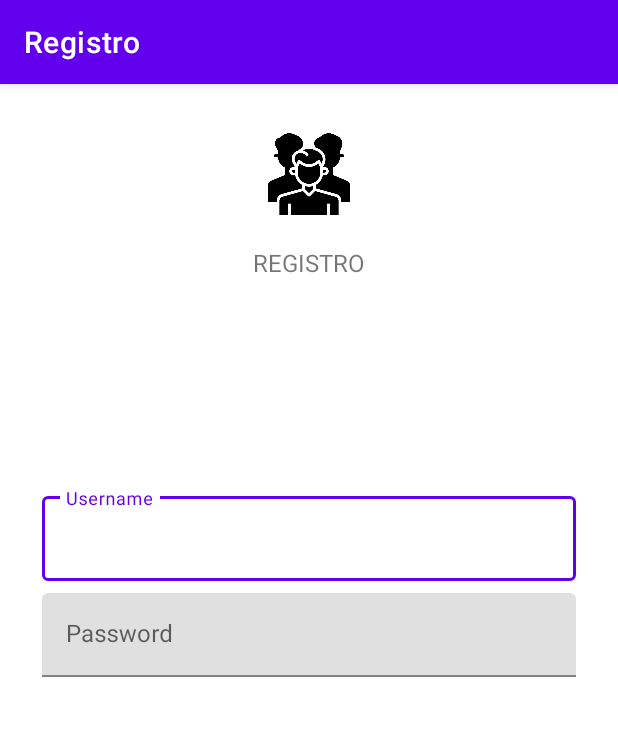
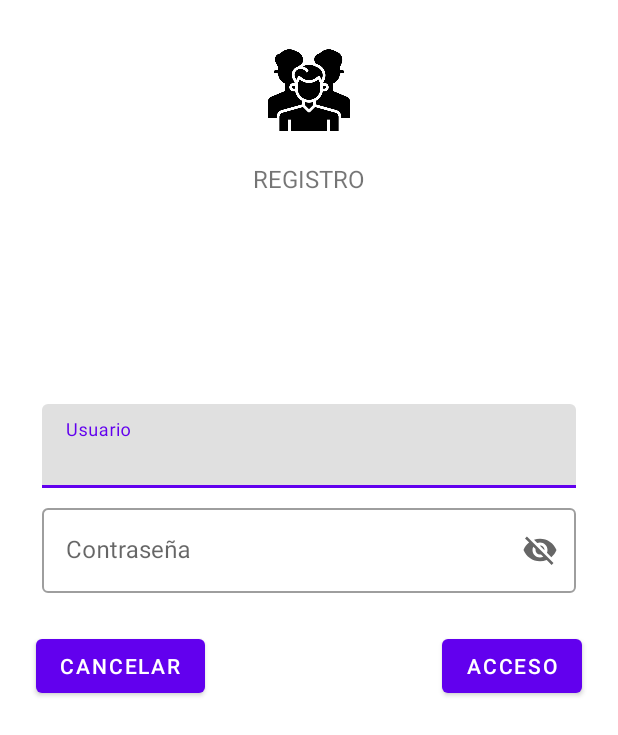
Before and after one commit to DanielReyex/evaluacionContinua2, an Android app: the fragment LoginFragment shown on its own in the app's theme, on a phone screen of 412 x 824 dp. Shown: the top 735 px of the screen. Run offline under Robolectric (Android 15) with nearby library versions, the phone set to English and light mode, and no system bars.

Commit message:
change text

```diff
--- a/app/src/main/java/com/example/evaluacioncontinua2/LoginFragment.java
+++ b/app/src/main/java/com/example/evaluacioncontinua2/LoginFragment.java
@@ -2,20 +2,59 @@ package com.example.evaluacioncontinua2;
 
 
 import android.os.Bundle;
+import android.text.Editable;
+import android.view.KeyEvent;
 import android.view.LayoutInflater;
 import android.view.View;
 import android.view.ViewGroup;
 
 import androidx.annotation.NonNull;
+import androidx.annotation.Nullable;
 import androidx.fragment.app.Fragment;
+
+import com.google.android.material.button.MaterialButton;
+import com.google.android.material.textfield.TextInputEditText;
+import com.google.android.material.textfield.TextInputLayout;
 
 public class LoginFragment extends Fragment {
     @Override
     public View onCreateView( @NonNull LayoutInflater inflater, ViewGroup container, Bundle savedInstanceState
             ){
         View view = inflater.inflate(R.layout.login_fragment,container,false);
+        final TextInputLayout passwordTextInput = view.findViewById(R.id.password_text_input);
+        final TextInputEditText passwordEditText = view.findViewById(R.id.password_edit_text);
+        MaterialButton loginButton = view.findViewById(R.id.login_button);
+
+
+        loginButton.setOnClickListener(new View.OnClickListener() {
+            @Override
+            public void onClick(View v) {
+                if(!isPasswordValid(passwordEditText.getText())){
+                    passwordTextInput.setError(getString(R.string.login_error_message));
+                }else{
+                    passwordTextInput.setError(null);
+                }
+            }
+        });
+
+        passwordEditText.setOnKeyListener(new View.OnKeyListener() {
+            @Override
+            public boolean onKey(View v, int keyCode, KeyEvent event) {
+                if(isPasswordValid(passwordEditText.getText())){
+                    passwordTextInput.setError(null);
+                    ((NavigationHost)getActivity()).navigateTo(new HomeFragment(),false);
+                }
+                return false;
+            }
+        });
 
         return view;
+
+
+    }
+
+    private boolean isPasswordValid(@Nullable Editable text){return text !=null && text.length() >=6;
+
     }
 
 }
--- a/app/src/main/res/layout/login_fragment.xml
+++ b/app/src/main/res/layout/login_fragment.xml
@@ -39,8 +39,7 @@
             android:layout_height="wrap_content"
             android:layout_margin="4dp"
             android:hint="@string/login_username"
-            app:endIconMode="clear_text"
-            style="@style/Widget.MaterialComponents.TextInputLayout.OutlinedBox"
+
             >
 
             <com.google.android.material.textfield.TextInputEditText
@@ -57,6 +56,9 @@
             android:layout_height="wrap_content"
             android:layout_margin="4dp"
             android:hint="@string/login_password"
+            app:endIconMode="password_toggle"
+            style="@style/Widget.MaterialComponents.TextInputLayout.OutlinedBox"
+            app:errorEnabled="true"
             >
             <com.google.android.material.textfield.TextInputEditText
                 android:id="@+id/password_edit_text"
@@ -68,8 +70,29 @@
 
         </com.google.android.material.textfield.TextInputLayout>
 
+        <RelativeLayout
+            android:layout_width="match_parent"
+            android:layout_height="wrap_content">
+            <com.google.android.material.button.MaterialButton
+                android:id="@+id/login_button"
+                android:layout_width="wrap_content"
+                android:layout_height="wrap_content"
+                android:layout_alignParentEnd="true"
+                android:layout_alignParentRight="true"
+                android:text="@string/login_button"
+                />
+
+            <com.google.android.material.button.MaterialButton
+                android:id="@+id/login_cancel_button"
+                android:layout_width="wrap_content"
+                android:layout_height="wrap_content"
+                android:layout_marginEnd="14dp"
+                android:layout_marginRight="14dp"
+                android:text="@string/login_cancel_button"
+                />
+
+        </RelativeLayout>
+
     </LinearLayout>
 
-
-
 </ScrollView>
--- a/app/src/main/res/values/strings.xml
+++ b/app/src/main/res/values/strings.xml
@@ -1,5 +1,8 @@
 <resources>
     <string name="app_name">Registro</string>
-    <string name="login_username">Username</string>
-    <string name="login_password">Password</string>
+    <string name="login_username">Usuario</string>
+    <string name="login_password">Contraseña</string>
+    <string name="login_button">Acceso</string>
+    <string name="login_cancel_button">Cancelar</string>
+    <string name="login_error_message">Error</string>
 </resources>
--- a/app/src/main/res/values/themes.xml
+++ b/app/src/main/res/values/themes.xml
@@ -1,6 +1,6 @@
 <resources xmlns:tools="http://schemas.android.com/tools">
     <!-- Base application theme. -->
-    <style name="Theme.EvaluacionContinua2" parent="Theme.MaterialComponents.DayNight.DarkActionBar">
+    <style name="Theme.EvaluacionContinua2" parent="Theme.MaterialComponents.DayNight.NoActionBar">
         <!-- Primary brand color. -->
         <item name="colorPrimary">@color/purple_500</item>
         <item name="colorPrimaryVariant">@color/purple_700</item>
```
Also changed, not shown: app/src/main/java/com/example/evaluacioncontinua2/HomeFragment.java (added, +29 -0 lines), app/src/main/res/layout/home_fragment.xml (added, +36 -0 lines).
